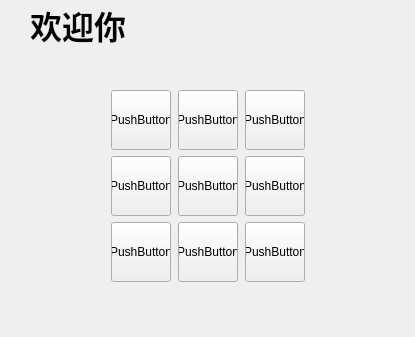
125055006/FoolLuoJia, file stumenu.ui: the form before one commit.
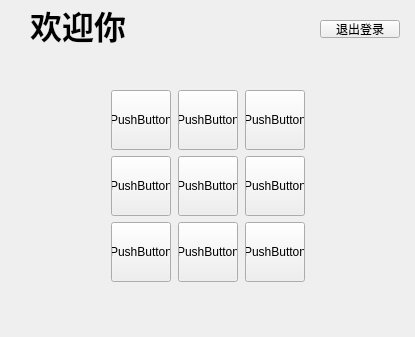
The form after the commit.

The edit to the form file:
```diff
--- a/stumenu.ui
+++ b/stumenu.ui
@@ -26,7 +26,7 @@
     <string>&lt;html&gt;&lt;head/&gt;&lt;body&gt;&lt;p&gt;&lt;span style=&quot; font-size:24pt; font-weight:700;&quot;&gt;欢迎你&lt;/span&gt;&lt;/p&gt;&lt;/body&gt;&lt;/html&gt;</string>
    </property>
   </widget>
-  <widget class="QWidget" name="">
+  <widget class="QWidget" name="layoutWidget">
    <property name="geometry">
     <rect>
      <x>110</x>
@@ -221,6 +221,19 @@
     </item>
    </layout>
   </widget>
+  <widget class="QPushButton" name="Return">
+   <property name="geometry">
+    <rect>
+     <x>320</x>
+     <y>20</y>
+     <width>80</width>
+     <height>18</height>
+    </rect>
+   </property>
+   <property name="text">
+    <string>退出登录</string>
+   </property>
+  </widget>
  </widget>
  <resources/>
  <connections/>
```
